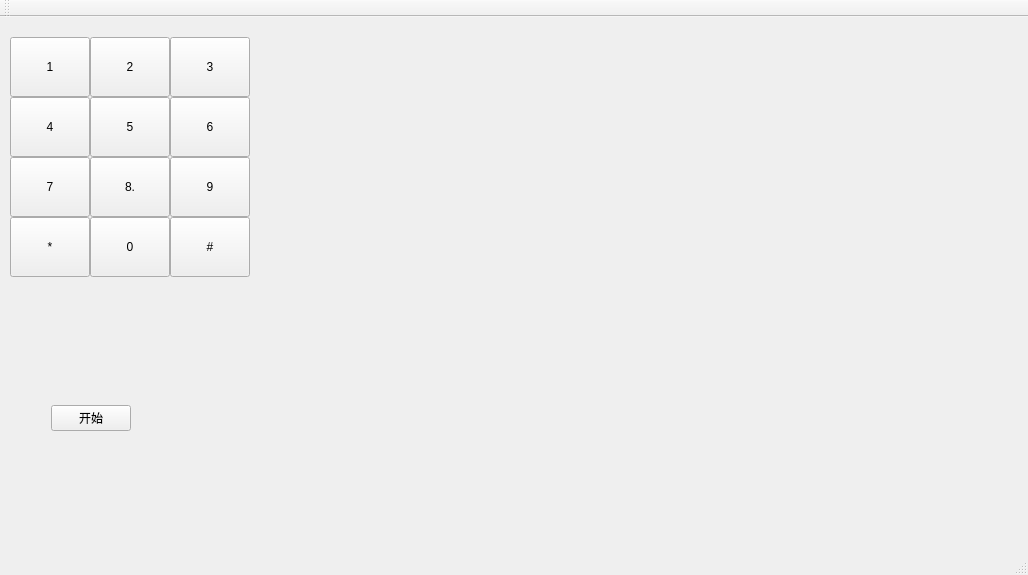
First picture: the form in DTMF_Qt_GUI/mainwindow.ui, repository nepgearbest/goertzel, before the edit.
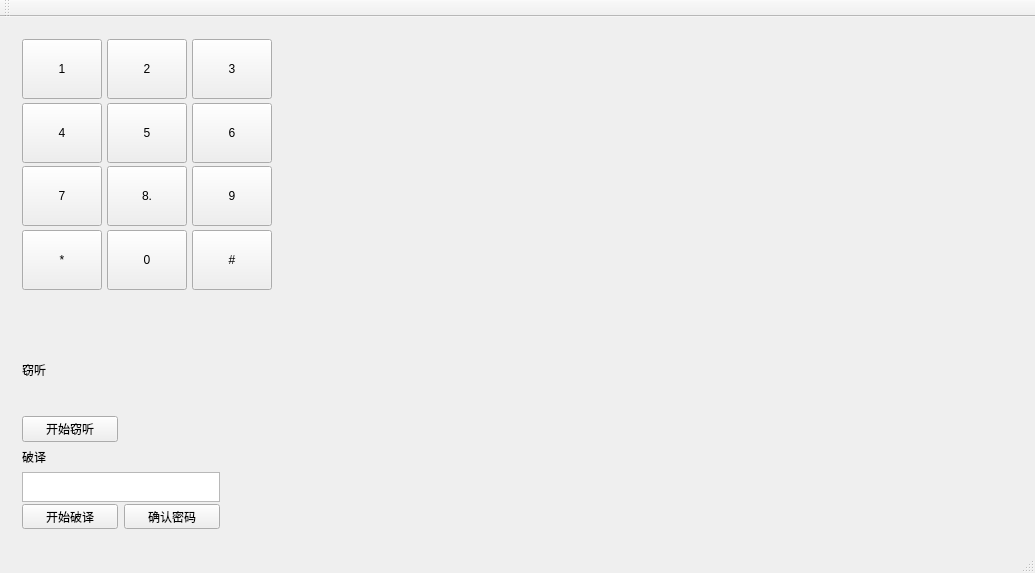
Second picture: the form after the edit.

The edit to the form file:
```diff
--- a/DTMF_Qt_GUI/mainwindow.ui
+++ b/DTMF_Qt_GUI/mainwindow.ui
@@ -6,77 +6,77 @@
    <rect>
     <x>0</x>
     <y>0</y>
-    <width>1028</width>
-    <height>575</height>
+    <width>1035</width>
+    <height>573</height>
    </rect>
   </property>
   <property name="windowTitle">
    <string>MainWindow</string>
   </property>
   <widget class="QWidget" name="centralWidget">
-   <layout class="QGridLayout" name="gridLayout_3">
-    <item row="0" column="0" rowspan="3">
-     <layout class="QGridLayout" name="gridLayout"/>
+   <layout class="QGridLayout" name="gridLayout_4">
+    <item row="1" column="0">
+     <spacer name="verticalSpacer">
+      <property name="orientation">
+       <enum>Qt::Vertical</enum>
+      </property>
+      <property name="sizeHint" stdset="0">
+       <size>
+        <width>20</width>
+        <height>25</height>
+       </size>
+      </property>
+     </spacer>
     </item>
-    <item row="0" column="4">
-     <layout class="QGridLayout" name="gridLayout_2"/>
-    </item>
-    <item row="1" column="4">
-     <spacer name="horizontalSpacer">
+    <item row="0" column="2">
+     <spacer name="horizontalSpacer_2">
       <property name="orientation">
        <enum>Qt::Horizontal</enum>
       </property>
       <property name="sizeHint" stdset="0">
        <size>
-        <width>941</width>
+        <width>27</width>
         <height>20</height>
        </size>
       </property>
      </spacer>
     </item>
+    <item row="0" column="0" colspan="2">
+     <widget class="QWidget" name="widget_2" native="true">
+      <property name="minimumSize">
+       <size>
+        <width>270</width>
+        <height>270</height>
+       </size>
+      </property>
+      <property name="maximumSize">
+       <size>
+        <width>270</width>
+        <height>270</height>
+       </size>
+      </property>
+      <layout class="QGridLayout" name="gridLayout">
+       <item row="0" column="0">
+        <widget class="QPushButton" name="pushButton">
+         <property name="minimumSize">
+          <size>
+           <width>80</width>
+           <height>60</height>
+          </size>
+         </property>
+         <property name="maximumSize">
+          <size>
+           <width>80</width>
+           <height>60</height>
+          </size>
+         </property>
+         <property name="text">
+          <string>1</string>
+         </property>
+        </widget>
+       </item>
     <item row="0" column="1">
-     <spacer name="verticalSpacer_2">
-      <property name="orientation">
-       <enum>Qt::Vertical</enum>
-      </property>
-      <property name="sizeHint" stdset="0">
-       <size>
-        <width>20</width>
-        <height>211</height>
-       </size>
-      </property>
-     </spacer>
-    </item>
-    <item row="3" column="2">
-     <spacer name="verticalSpacer">
-      <property name="orientation">
-       <enum>Qt::Vertical</enum>
-      </property>
-      <property name="sizeHint" stdset="0">
-       <size>
-        <width>20</width>
-        <height>248</height>
-       </size>
-      </property>
-     </spacer>
-    </item>
-    <item row="3" column="3">
-     <widget class="QPushButton" name="pushButton_13">
-      <property name="text">
-       <string>开始</string>
-      </property>
-     </widget>
-    </item>
-   </layout>
-   <widget class="QPushButton" name="pushButton_4">
-    <property name="geometry">
-     <rect>
-      <x>10</x>
-      <y>80</y>
-      <width>80</width>
-      <height>60</height>
-     </rect>
-    </property>
+        <widget class="QPushButton" name="pushButton_2">
     <property name="minimumSize">
      <size>
       <width>80</width>
@@ -90,68 +90,12 @@
      </size>
     </property>
     <property name="text">
-     <string>4</string>
-    </property>
-   </widget>
-   <widget class="QPushButton" name="pushButton_7">
-    <property name="geometry">
-     <rect>
-      <x>10</x>
-      <y>140</y>
-      <width>80</width>
-      <height>60</height>
-     </rect>
-    </property>
-    <property name="minimumSize">
-     <size>
-      <width>80</width>
-      <height>60</height>
-     </size>
-    </property>
-    <property name="maximumSize">
-     <size>
-      <width>80</width>
-      <height>60</height>
-     </size>
-    </property>
-    <property name="text">
-     <string>7</string>
-    </property>
-   </widget>
-   <widget class="QPushButton" name="pushButton_8">
-    <property name="geometry">
-     <rect>
-      <x>90</x>
-      <y>140</y>
-      <width>80</width>
-      <height>60</height>
-     </rect>
-    </property>
-    <property name="minimumSize">
-     <size>
-      <width>80</width>
-      <height>60</height>
-     </size>
-    </property>
-    <property name="maximumSize">
-     <size>
-      <width>80</width>
-      <height>60</height>
-     </size>
-    </property>
-    <property name="text">
-     <string>8.</string>
-    </property>
-   </widget>
+          <string>2</string>
+         </property>
+        </widget>
+       </item>
+       <item row="0" column="2">
    <widget class="QPushButton" name="pushButton_3">
-    <property name="geometry">
-     <rect>
-      <x>170</x>
-      <y>20</y>
-      <width>80</width>
-      <height>60</height>
-     </rect>
-    </property>
     <property name="minimumSize">
      <size>
       <width>80</width>
@@ -168,15 +112,9 @@
      <string>3</string>
     </property>
    </widget>
-   <widget class="QPushButton" name="pushButton_12">
-    <property name="geometry">
-     <rect>
-      <x>170</x>
-      <y>200</y>
-      <width>80</width>
-      <height>60</height>
-     </rect>
-    </property>
+       </item>
+       <item row="1" column="0">
+        <widget class="QPushButton" name="pushButton_4">
     <property name="minimumSize">
      <size>
       <width>80</width>
@@ -190,43 +128,12 @@
      </size>
     </property>
     <property name="text">
-     <string>#</string>
-    </property>
-   </widget>
-   <widget class="QPushButton" name="pushButton_11">
-    <property name="geometry">
-     <rect>
-      <x>90</x>
-      <y>200</y>
-      <width>80</width>
-      <height>60</height>
-     </rect>
-    </property>
-    <property name="minimumSize">
-     <size>
-      <width>80</width>
-      <height>60</height>
-     </size>
-    </property>
-    <property name="maximumSize">
-     <size>
-      <width>80</width>
-      <height>60</height>
-     </size>
-    </property>
-    <property name="text">
-     <string>0</string>
-    </property>
-   </widget>
+          <string>4</string>
+         </property>
+        </widget>
+       </item>
+       <item row="1" column="1">
    <widget class="QPushButton" name="pushButton_5">
-    <property name="geometry">
-     <rect>
-      <x>90</x>
-      <y>80</y>
-      <width>80</width>
-      <height>60</height>
-     </rect>
-    </property>
     <property name="minimumSize">
      <size>
       <width>80</width>
@@ -243,15 +150,9 @@
      <string>5</string>
     </property>
    </widget>
+       </item>
+       <item row="1" column="2">
    <widget class="QPushButton" name="pushButton_6">
-    <property name="geometry">
-     <rect>
-      <x>170</x>
-      <y>80</y>
-      <width>80</width>
-      <height>60</height>
-     </rect>
-    </property>
     <property name="minimumSize">
      <size>
       <width>80</width>
@@ -268,15 +169,47 @@
      <string>6</string>
     </property>
    </widget>
+       </item>
+       <item row="2" column="0">
+        <widget class="QPushButton" name="pushButton_7">
+         <property name="minimumSize">
+          <size>
+           <width>80</width>
+           <height>60</height>
+          </size>
+         </property>
+         <property name="maximumSize">
+          <size>
+           <width>80</width>
+           <height>60</height>
+          </size>
+         </property>
+         <property name="text">
+          <string>7</string>
+         </property>
+        </widget>
+       </item>
+       <item row="2" column="1">
+        <widget class="QPushButton" name="pushButton_8">
+         <property name="minimumSize">
+          <size>
+           <width>80</width>
+           <height>60</height>
+          </size>
+         </property>
+         <property name="maximumSize">
+          <size>
+           <width>80</width>
+           <height>60</height>
+          </size>
+         </property>
+         <property name="text">
+          <string>8.</string>
+         </property>
+        </widget>
+       </item>
+       <item row="2" column="2">
    <widget class="QPushButton" name="pushButton_9">
-    <property name="geometry">
-     <rect>
-      <x>170</x>
-      <y>140</y>
-      <width>80</width>
-      <height>60</height>
-     </rect>
-    </property>
     <property name="minimumSize">
      <size>
       <width>80</width>
@@ -293,15 +226,9 @@
      <string>9</string>
     </property>
    </widget>
+       </item>
+       <item row="3" column="0">
    <widget class="QPushButton" name="pushButton_10">
-    <property name="geometry">
-     <rect>
-      <x>10</x>
-      <y>200</y>
-      <width>80</width>
-      <height>60</height>
-     </rect>
-    </property>
     <property name="minimumSize">
      <size>
       <width>80</width>
@@ -318,15 +245,9 @@
      <string>*</string>
     </property>
    </widget>
-   <widget class="QPushButton" name="pushButton_2">
-    <property name="geometry">
-     <rect>
-      <x>90</x>
-      <y>20</y>
-      <width>80</width>
-      <height>60</height>
-     </rect>
-    </property>
+       </item>
+       <item row="3" column="1">
+        <widget class="QPushButton" name="pushButton_11">
     <property name="minimumSize">
      <size>
       <width>80</width>
@@ -340,18 +261,12 @@
      </size>
     </property>
     <property name="text">
-     <string>2</string>
-    </property>
-   </widget>
-   <widget class="QPushButton" name="pushButton">
-    <property name="geometry">
-     <rect>
-      <x>10</x>
-      <y>20</y>
-      <width>80</width>
-      <height>60</height>
-     </rect>
-    </property>
+          <string>0</string>
+         </property>
+        </widget>
+       </item>
+       <item row="3" column="2">
+        <widget class="QPushButton" name="pushButton_12">
     <property name="minimumSize">
      <size>
       <width>80</width>
@@ -365,34 +280,130 @@
      </size>
     </property>
     <property name="text">
-     <string>1</string>
-    </property>
-   </widget>
+          <string>#</string>
+         </property>
+        </widget>
+       </item>
+      </layout>
+     </widget>
+    </item>
+    <item row="0" column="3" rowspan="3">
+     <widget class="QWidget" name="widget_3" native="true">
+      <layout class="QGridLayout" name="gridLayout_2">
+       <item row="0" column="0">
    <widget class="QLabel" name="label">
-    <property name="geometry">
-     <rect>
-      <x>339</x>
-      <y>19</y>
+         <property name="minimumSize">
+          <size>
       <width>680</width>
       <height>480</height>
-     </rect>
-    </property>
+          </size>
+         </property>
+         <property name="maximumSize">
+          <size>
+           <width>5000</width>
+           <height>5000</height>
+          </size>
+         </property>
+         <property name="text">
+          <string/>
+         </property>
+        </widget>
+       </item>
+      </layout>
+     </widget>
+    </item>
+    <item row="2" column="0">
+     <widget class="QWidget" name="widget" native="true">
     <property name="minimumSize">
      <size>
-      <width>680</width>
-      <height>480</height>
+        <width>220</width>
+        <height>190</height>
      </size>
     </property>
     <property name="maximumSize">
      <size>
-      <width>680</width>
-      <height>480</height>
-     </size>
-    </property>
+        <width>220</width>
+        <height>190</height>
+       </size>
+      </property>
+      <layout class="QGridLayout" name="gridLayout_3">
+       <item row="0" column="0">
+        <widget class="QLabel" name="label_4">
     <property name="text">
+          <string>窃听</string>
+         </property>
+        </widget>
+       </item>
+       <item row="1" column="0" colspan="2">
+        <widget class="QLabel" name="label_2">
+         <property name="minimumSize">
+          <size>
+           <width>200</width>
+           <height>30</height>
+          </size>
+         </property>
+         <property name="maximumSize">
+          <size>
+           <width>200</width>
+           <height>30</height>
+          </size>
+         </property>
+         <property name="autoFillBackground">
+          <bool>false</bool>
+         </property>
+         <property name="text">
      <string/>
     </property>
    </widget>
+       </item>
+       <item row="2" column="0">
+        <widget class="QPushButton" name="pushButton_13">
+         <property name="text">
+          <string>开始窃听</string>
+         </property>
+        </widget>
+       </item>
+       <item row="3" column="0">
+        <widget class="QLabel" name="label_5">
+         <property name="text">
+          <string>破译</string>
+         </property>
+        </widget>
+       </item>
+       <item row="4" column="0" colspan="2">
+        <widget class="QTextEdit" name="textEdit_2">
+         <property name="minimumSize">
+          <size>
+           <width>110</width>
+           <height>30</height>
+          </size>
+         </property>
+         <property name="maximumSize">
+          <size>
+           <width>200</width>
+           <height>30</height>
+          </size>
+         </property>
+        </widget>
+       </item>
+       <item row="5" column="0">
+        <widget class="QPushButton" name="pushButton_14">
+         <property name="text">
+          <string>开始破译</string>
+         </property>
+        </widget>
+       </item>
+       <item row="5" column="1">
+        <widget class="QPushButton" name="pushButton_15">
+         <property name="text">
+          <string>确认密码</string>
+         </property>
+        </widget>
+       </item>
+      </layout>
+     </widget>
+    </item>
+   </layout>
   </widget>
   <widget class="QMenuBar" name="menuBar">
    <property name="geometry">
```
Left out of the diff: 2 changed lines with no effect on the pictures. Lines whose indentation alone changed are shown as unchanged.
